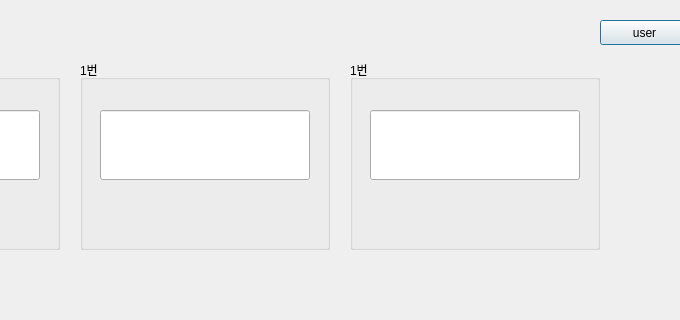
This is src/gui/rest_control.ui in iot-team5-project/iot-waitingsystem as Qt 5 draws it before an edit; both pictures show x 220 to 900 and y 0 to 320 of the 1280 by 720 pixel window. The edited form follows.
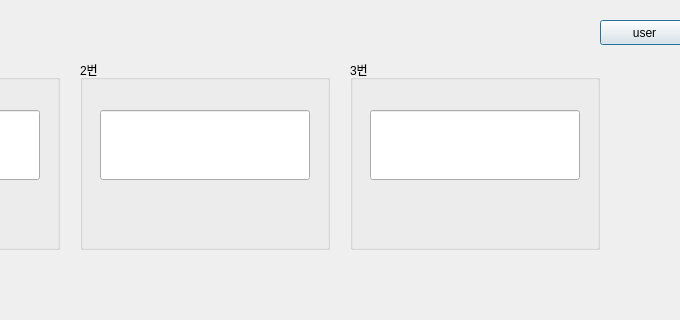
This is the edited form.

Diff of the .ui file:
```diff
--- a/src/gui/rest_control.ui
+++ b/src/gui/rest_control.ui
@@ -109,7 +109,7 @@
     </rect>
    </property>
    <property name="title">
-    <string>1번</string>
+    <string>2번</string>
    </property>
    <widget class="QLineEdit" name="statusEdit_2">
     <property name="geometry">
@@ -158,7 +158,7 @@
     </rect>
    </property>
    <property name="title">
-    <string>1번</string>
+    <string>3번</string>
    </property>
    <widget class="QLineEdit" name="statusEdit_3">
     <property name="geometry">
```
